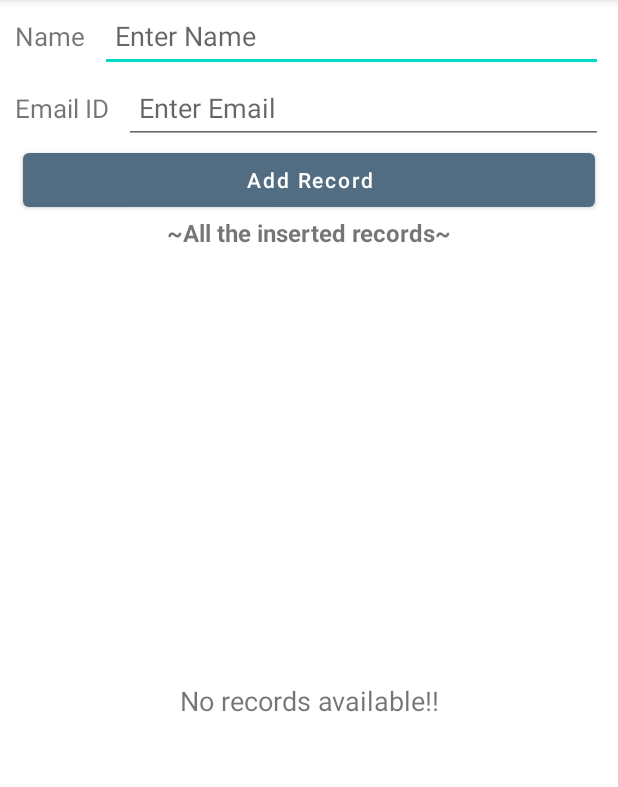
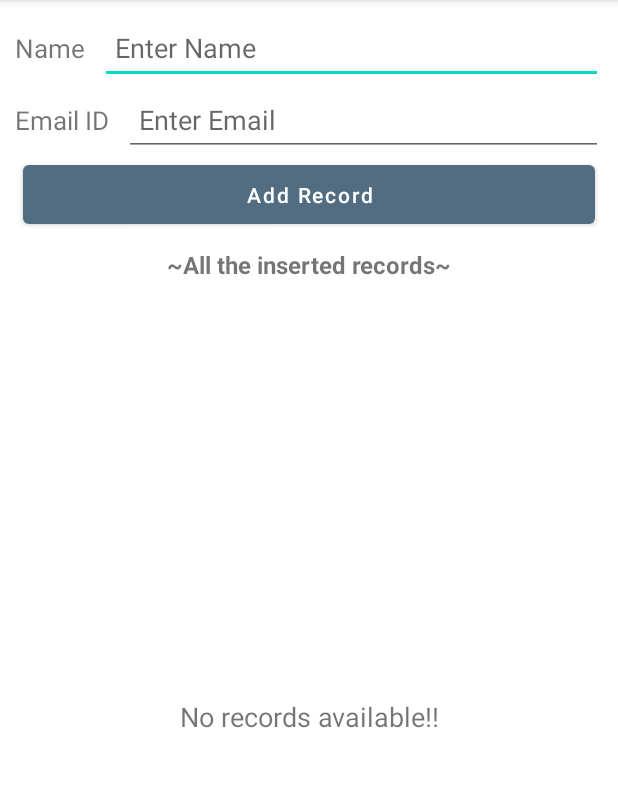
Before and after one commit to shahrazeahmad07/Room-Database-Demo-App, an Android app: the screen it shows after launch (MainActivity), on a phone screen of 412 x 824 dp, the part 84-871 px from its top. Run offline under Robolectric (Android 15) with nearby library versions, the phone set to English and light mode, and no system bars; our stand-ins replace Room's generated code.

Commit message:
Updated paddings of main Screen

```diff
--- a/app/src/main/res/layout/activity_main.xml
+++ b/app/src/main/res/layout/activity_main.xml
@@ -11,6 +11,7 @@
         android:layout_width="match_parent"
         android:layout_height="wrap_content"
         android:orientation="horizontal"
+        android:layout_marginTop="8dp"
         app:layout_constraintEnd_toEndOf="parent"
         app:layout_constraintStart_toStartOf="parent"
         app:layout_constraintTop_toTopOf="parent">
@@ -69,6 +70,7 @@
         android:layout_width="match_parent"
         android:layout_height="wrap_content"
         android:maxWidth="320dp"
+        android:paddingVertical="10dp"
         android:layout_marginHorizontal="15dp"
         android:text="@string/add_record"
         android:textAllCaps="false"
@@ -82,6 +84,7 @@
         android:text="@string/all_the_inserted_records"
         android:textSize="16sp"
         android:textStyle="bold"
+        android:layout_marginVertical="10dp"
         app:layout_constraintEnd_toEndOf="parent"
         app:layout_constraintStart_toStartOf="parent"
         app:layout_constraintTop_toBottomOf="@id/btnAddRecord" />
```
